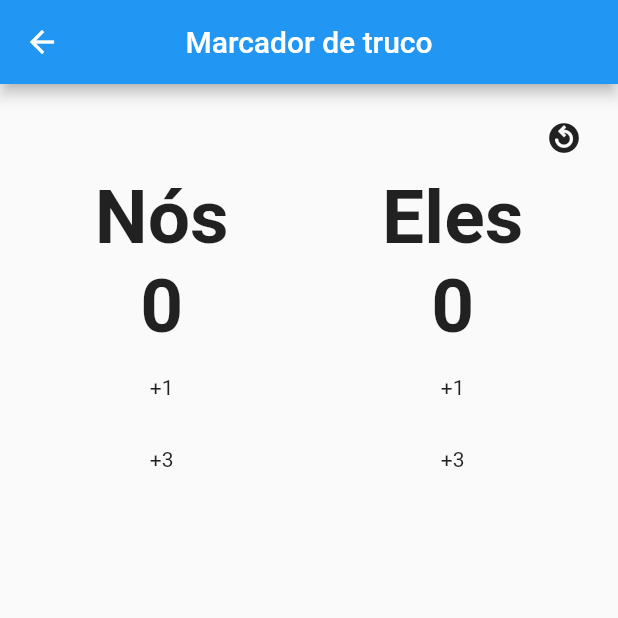
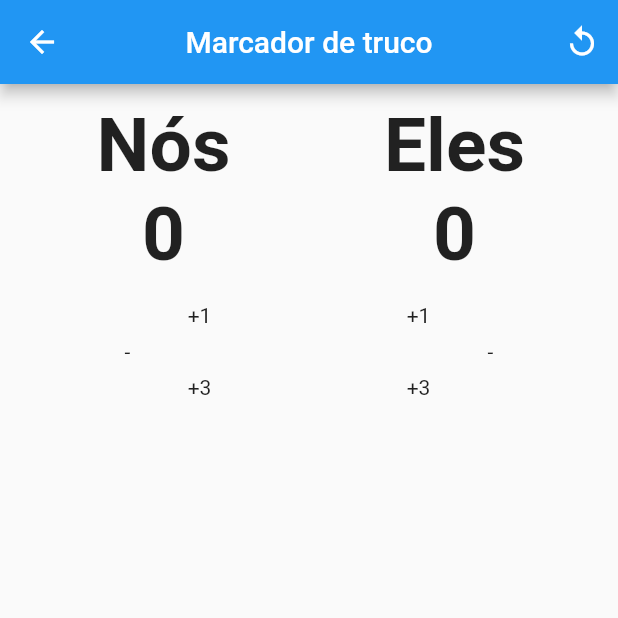
Before and after one commit to CangianiJr/marcador_truco, a Flutter app: the ResultadoPage screen opened directly, after a tap on "Reiniciar jogo", on a phone screen of 412 x 824 dp, the top half of it. Run offline on Flutter 3.47's test engine with Material 2 defaults, Android fonts, the light colour scheme and no system bars; our stand-ins replace shared_preferences; accounts and stored records are empty.

Commit message:
- Ajustes

```diff
--- a/lib/app/app.dart
+++ b/lib/app/app.dart
@@ -1,5 +1,5 @@
 import 'package:flutter/material.dart';
-import 'package:marcador_truco/app/pages/marcador/marcador_page.dart';
+import 'package:marcador_truco/app/pages/marcador_page.dart';
 
 class MarcadorTrucoApp extends StatelessWidget {
   const MarcadorTrucoApp({Key? key}) : super(key: key);
--- /dev/null
+++ b/lib/app/models/pontuacao_model.dart
@@ -0,0 +1,9 @@
+class PontuacaoModel {
+  int? nos;
+  int? eles;
+
+  PontuacaoModel(
+    this.nos,
+    this.eles,
+  );
+}
--- a/lib/app/pages/components/layout_component.dart
+++ /dev/null
@@ -1,22 +0,0 @@
-import 'package:flutter/material.dart';
-
-class LayoutComponent extends StatelessWidget {
-  const LayoutComponent({
-    Key? key,
-    required this.child,
-    required this.title,
-  }) : super(key: key);
-  final Widget child;
-  final String title;
-
-  @override
-  Widget build(BuildContext context) {
-    return Scaffold(
-      appBar: AppBar(
-        title: Text(title),
-        centerTitle: true,
-      ),
-      body: child,
-    );
-  }
-}
--- a/lib/app/pages/marcador/marcador_page.dart
+++ /dev/null
@@ -1,164 +0,0 @@
-import 'package:flutter/material.dart';
-import 'package:marcador_truco/app/constants/times_constants.dart';
-import 'package:marcador_truco/app/pages/components/layout_component.dart';
-import 'package:marcador_truco/app/pages/resultado/resultado_page.dart';
-
-class MarcadorPage extends StatefulWidget {
-  const MarcadorPage({Key? key}) : super(key: key);
-
-  @override
-  State<MarcadorPage> createState() => _MarcadorPageState();
-}
-
-class _MarcadorPageState extends State<MarcadorPage> {
-  int pontuacaoNos = 0;
-  int pontuacaoEles = 0;
-
-  void _aumentarPontuacao(String time, int pontos) {
-    if (time == TimesConstants.nos) {
-      setState(() {
-        pontuacaoNos += pontos;
-      });
-    } else {
-      setState(() {
-        pontuacaoEles += pontos;
-      });
-    }
-    if (pontuacaoNos >= 12) {
-      Navigator.push(context, MaterialPageRoute(builder: (context) {
-        return const ResultadoPage(vencedores: TimesConstants.nos);
-      }));
-    } else if (pontuacaoEles >= 12) {
-      Navigator.push(context, MaterialPageRoute(builder: (context) {
-        return const ResultadoPage(vencedores: TimesConstants.eles);
-      }));
-    }
-  }
-
-  void _reiniarJogo() {
-    showDialog(
-        context: context,
-        builder: (BuildContext context) {
-          return SimpleDialog(
-            title: const Text("Reiniciar jogo", textAlign: TextAlign.center),
-            children: [
-              const Text(
-                "Tem certeza que deseja reiniciar o jogo?",
-                textAlign: TextAlign.center,
-              ),
-              Row(
-                mainAxisAlignment: MainAxisAlignment.spaceAround,
-                children: [
-                  TextButton(
-                    onPressed: () {
-                      Navigator.pop(context);
-                    },
-                    child: const Text("Não"),
-                  ),
-                  TextButton(
-                    onPressed: () {
-                      setState(() {
-                        pontuacaoEles = 0;
-                        pontuacaoNos = 0;
-                      });
-                      Navigator.pop(context);
-                    },
-                    child: const Text("Sim"),
-                  ),
-                ],
-              )
-            ],
-          );
-        });
-  }
-
-  @override
-  Widget build(BuildContext context) {
-    return LayoutComponent(
-      title: "Marcador de truco",
-      child: Padding(
-        padding: const EdgeInsets.all(12.0),
-        child: Column(
-          children: [
-            Row(
-              mainAxisAlignment: MainAxisAlignment.end,
-              children: [
-                IconButton(
-                  onPressed: () {
-                    _reiniarJogo();
-                  },
-                  icon: const Icon(Icons.replay_circle_filled_outlined),
-                ),
-              ],
-            ),
-            Row(
-              mainAxisAlignment: MainAxisAlignment.spaceAround,
-              children: [
-                Column(
-                  children: [
-                    const Text(
-                      "Nós",
-                      style: TextStyle(
-                        fontWeight: FontWeight.bold,
-                        fontSize: 50,
-                      ),
-                    ),
-                    Text(
-                      pontuacaoNos.toString(),
-                      style: const TextStyle(
-                        fontWeight: FontWeight.bold,
-                        fontSize: 50,
-                      ),
-                    ),
-                    IconButton(
-                      onPressed: () {
-                        _aumentarPontuacao(TimesConstants.nos, 1);
-                      },
-                      icon: const Text("+1"),
-                    ),
-                    IconButton(
-                      onPressed: () {
-                        _aumentarPontuacao(TimesConstants.nos, 3);
-                      },
-                      icon: const Text("+3"),
-                    ),
-                  ],
-                ),
-                Column(
-                  children: [
-                    const Text(
-                      "Eles",
-                      style: TextStyle(
-                        fontWeight: FontWeight.bold,
-                        fontSize: 50,
-                      ),
-                    ),
-                    Text(
-                      pontuacaoEles.toString(),
-                      style: const TextStyle(
-                        fontWeight: FontWeight.bold,
-                        fontSize: 50,
-                      ),
-                    ),
-                    IconButton(
-                      onPressed: () {
-                        _aumentarPontuacao(TimesConstants.eles, 1);
-                      },
-                      icon: const Text("+1"),
-                    ),
-                    IconButton(
-                      onPressed: () {
-                        _aumentarPontuacao(TimesConstants.eles, 3);
-                      },
-                      icon: const Text("+3"),
-                    ),
-                  ],
-                ),
-              ],
-            ),
-          ],
-        ),
-      ),
-    );
-  }
-}
--- /dev/null
+++ b/lib/app/pages/marcador_page.dart
@@ -0,0 +1,225 @@
+import 'package:flutter/material.dart';
+import 'package:marcador_truco/app/constants/times_constants.dart';
+import 'package:marcador_truco/app/pages/resultado_page.dart';
+import 'package:marcador_truco/app/rotinas/pontuacao_rotina.dart';
+
+class MarcadorPage extends StatefulWidget {
+  const MarcadorPage({Key? key}) : super(key: key);
+
+  @override
+  State<MarcadorPage> createState() => _MarcadorPageState();
+}
+
+class _MarcadorPageState extends State<MarcadorPage> {
+  int _pontuacaoNos = 0;
+  int _pontuacaoEles = 0;
+
+  void _aumentarPontuacao(String time, int pontos) {
+    if (time == TimesConstants.nos) {
+      setState(() {
+        _pontuacaoNos += pontos;
+        if (_pontuacaoNos > 12) _pontuacaoNos = 12;
+      });
+
+      PontuacaoRotina().atualizarPontuacaoNos(_pontuacaoNos);
+
+      if (_pontuacaoNos >= 12) {
+        Navigator.push(context, MaterialPageRoute(builder: (context) {
+          return const ResultadoPage(vencedores: TimesConstants.nos);
+        }));
+      }
+    } else {
+      setState(() {
+        _pontuacaoEles += pontos;
+        if (_pontuacaoEles > 12) _pontuacaoEles = 12;
+      });
+
+      PontuacaoRotina().atualizarPontuacaoEles(_pontuacaoEles);
+
+      if (_pontuacaoEles >= 12) {
+        Navigator.push(context, MaterialPageRoute(builder: (context) {
+          return const ResultadoPage(vencedores: TimesConstants.eles);
+        }));
+      }
+    }
+  }
+
+  _diminuirPontuacao(String time) {
+    if (time == TimesConstants.nos) {
+      if (_pontuacaoNos == 0) {
+        return;
+      }
+      setState(() {
+        _pontuacaoNos -= 1;
+      });
+      PontuacaoRotina().atualizarPontuacaoNos(_pontuacaoNos);
+    } else {
+      if (_pontuacaoEles == 0) {
+        return;
+      }
+      setState(() {
+        _pontuacaoEles -= 1;
+      });
+      PontuacaoRotina().atualizarPontuacaoEles(_pontuacaoEles);
+    }
+  }
+
+  void _reiniciarJogo() {
+    showDialog(
+        context: context,
+        builder: (BuildContext context) {
+          return SimpleDialog(
+            title: const Text("Reiniciar jogo", textAlign: TextAlign.center),
+            children: [
+              const Padding(
+                padding: EdgeInsets.only(bottom: 16.0),
+                child: Text(
+                  "Tem certeza que deseja reiniciar o jogo?",
+                  textAlign: TextAlign.center,
+                ),
+              ),
+              Row(
+                mainAxisAlignment: MainAxisAlignment.spaceAround,
+                children: [
+                  TextButton(
+                    onPressed: () {
+                      Navigator.pop(context);
+                    },
+                    child: const Text("Não"),
+                  ),
+                  TextButton(
+                    onPressed: () {
+                      setState(() {
+                        _pontuacaoEles = 0;
+                        _pontuacaoNos = 0;
+                      });
+                      PontuacaoRotina().reiniciarPontuacao();
+                      Navigator.pop(context);
+                    },
+                    child: const Text("Sim"),
+                  ),
+                ],
+              )
+            ],
+          );
+        });
+  }
+
+  @override
+  Widget build(BuildContext context) {
+    return Scaffold(
+      appBar: AppBar(
+        title: const Text("Marcador de truco"),
+        centerTitle: true,
+        actions: [
+          IconButton(
+            onPressed: () {
+              _reiniciarJogo();
+            },
+            icon: const Icon(Icons.replay),
+          ),
+        ],
+      ),
+      body: Padding(
+        padding: const EdgeInsets.all(12.0),
+        child: Column(
+          children: [
+            Row(
+              mainAxisAlignment: MainAxisAlignment.spaceAround,
+              children: [
+                Column(
+                  children: [
+                    const Text(
+                      "Nós",
+                      style: TextStyle(
+                        fontWeight: FontWeight.bold,
+                        fontSize: 50,
+                      ),
+                    ),
+                    Text(
+                      _pontuacaoNos.toString(),
+                      style: const TextStyle(
+                        fontWeight: FontWeight.bold,
+                        fontSize: 50,
+                      ),
+                    ),
+                    Row(
+                      children: [
+                        IconButton(
+                          onPressed: () {
+                            _diminuirPontuacao(TimesConstants.nos);
+                          },
+                          icon: const Text("-"),
+                        ),
+                        Column(
+                          children: [
+                            IconButton(
+                              onPressed: () {
+                                _aumentarPontuacao(TimesConstants.nos, 1);
+                              },
+                              icon: const Text("+1"),
+                            ),
+                            IconButton(
+                              onPressed: () {
+                                _aumentarPontuacao(TimesConstants.nos, 3);
+                              },
+                              icon: const Text("+3"),
+                            ),
+                          ],
+                        ),
+                      ],
+                    ),
+                  ],
+                ),
+                Column(
+                  children: [
+                    const Text(
+                      "Eles",
+                      style: TextStyle(
+                        fontWeight: FontWeight.bold,
+                        fontSize: 50,
+                      ),
+                    ),
+                    Text(
+                      _pontuacaoEles.toString(),
+                      style: const TextStyle(
+                        fontWeight: FontWeight.bold,
+                        fontSize: 50,
+                      ),
+                    ),
+                    Row(
+                      children: [
+                        Column(
+                          children: [
+                            IconButton(
+                              onPressed: () {
+                                _aumentarPontuacao(TimesConstants.eles, 1);
+                              },
+                              icon: const Text("+1"),
+                            ),
+                            IconButton(
+                              onPressed: () {
+                                _aumentarPontuacao(TimesConstants.eles, 3);
+                              },
+                              icon: const Text("+3"),
+                            ),
+                          ],
+                        ),
+                        IconButton(
+                          onPressed: () {
+                            _diminuirPontuacao(TimesConstants.eles);
+                          },
+                          icon: const Text("-"),
+                        ),
+                      ],
+                    ),
+                  ],
+                ),
+              ],
+            ),
+          ],
+        ),
+      ),
+    );
+  }
+}
--- a/lib/app/pages/resultado/resultado_page.dart
+++ b/lib/app/pages/resultado_page.dart
@@ -1,6 +1,6 @@
 import 'package:flutter/material.dart';
-import 'package:marcador_truco/app/pages/components/layout_component.dart';
-import 'package:marcador_truco/app/pages/marcador/marcador_page.dart';
+import 'package:marcador_truco/app/pages/marcador_page.dart';
+import 'package:marcador_truco/app/rotinas/pontuacao_rotina.dart';
 
 class ResultadoPage extends StatelessWidget {
   const ResultadoPage({Key? key, required this.vencedores}) : super(key: key);
@@ -8,14 +8,19 @@ class ResultadoPage extends StatelessWidget {
 
   @override
   Widget build(BuildContext context) {
-    return LayoutComponent(
-      title: "Resultado",
-      child: Column(
+    return Scaffold(
+      appBar: AppBar(
+        title: const Text("Resultado"),
+        centerTitle: true,
+        automaticallyImplyLeading: false,
+      ),
+      body: Column(
         children: [
-          Text("Vencedores"),
+          const Text("Vencedores"),
           Text(vencedores),
           TextButton(
             onPressed: () {
+              PontuacaoRotina().reiniciarPontuacao();
               Navigator.push(context, MaterialPageRoute(builder: (context) {
                 return const MarcadorPage();
               }));
--- /dev/null
+++ b/lib/app/rotinas/pontuacao_rotina.dart
@@ -0,0 +1,44 @@
+import 'package:marcador_truco/app/models/pontuacao_model.dart';
+import 'package:shared_preferences/shared_preferences.dart';
+
+class PontuacaoRotina {
+  static const String _pontuacaoNos = "pontuacaoNos";
+  static const String _pontuacaoEles = "pontuacaoEles";
+
+  Future<int>? pegaPontuacaoNos() async {
+    final prefs = await SharedPreferences.getInstance();
+    return prefs.getInt(_pontuacaoNos) ?? 0;
+  }
+
+  Future<int>? pegaPontuacaoEles() async {
+    final prefs = await SharedPreferences.getInstance();
+    return prefs.getInt(_pontuacaoEles) ?? 0;
+  }
+
+  Future<PontuacaoModel>? pegaPontuacao() async {
+    final prefs = await SharedPreferences.getInstance();
+
+    PontuacaoModel pontuacao = PontuacaoModel(
+      prefs.getInt(_pontuacaoNos),
+      prefs.getInt(_pontuacaoEles),
+    );
+
+    return pontuacao;
+  }
+
+  atualizarPontuacaoNos(int pontos) async {
+    final prefs = await SharedPreferences.getInstance();
+    prefs.setInt(_pontuacaoNos, pontos);
+  }
+
+  atualizarPontuacaoEles(int pontos) async {
+    final prefs = await SharedPreferences.getInstance();
+    prefs.setInt(_pontuacaoEles, pontos);
+  }
+
+  reiniciarPontuacao() async {
+    final prefs = await SharedPreferences.getInstance();
+    prefs.setInt(_pontuacaoNos, 0);
+    prefs.setInt(_pontuacaoEles, 0);
+  }
+}
```
